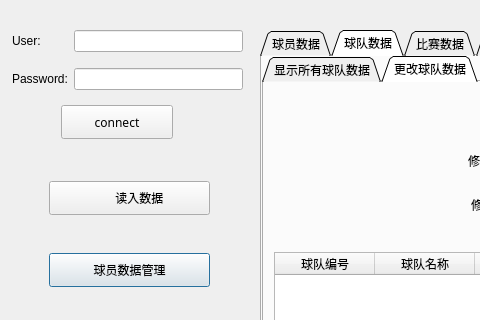
This is venv/main.ui in pickerxxr/Database_project_5012 as Qt 5 draws it before an edit; both pictures show x 0 to 480 and y 0 to 320 of the 1082 by 789 pixel window. The edited form follows.
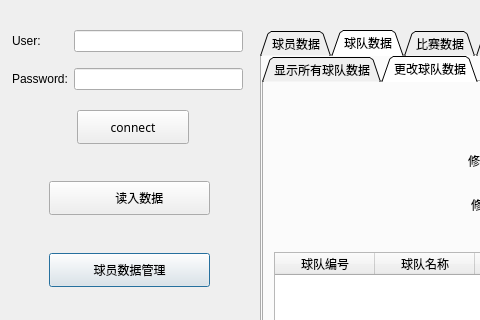
This is the edited form. Icons and pictures are not drawn.

Patch:
```diff
--- a/venv/main.ui
+++ b/venv/main.ui
@@ -1556,8 +1556,8 @@
   <widget class="QPushButton" name="connect_button">
    <property name="geometry">
     <rect>
-     <x>61</x>
-     <y>105</y>
+     <x>77</x>
+     <y>110</y>
      <width>112</width>
      <height>34</height>
     </rect>
```
